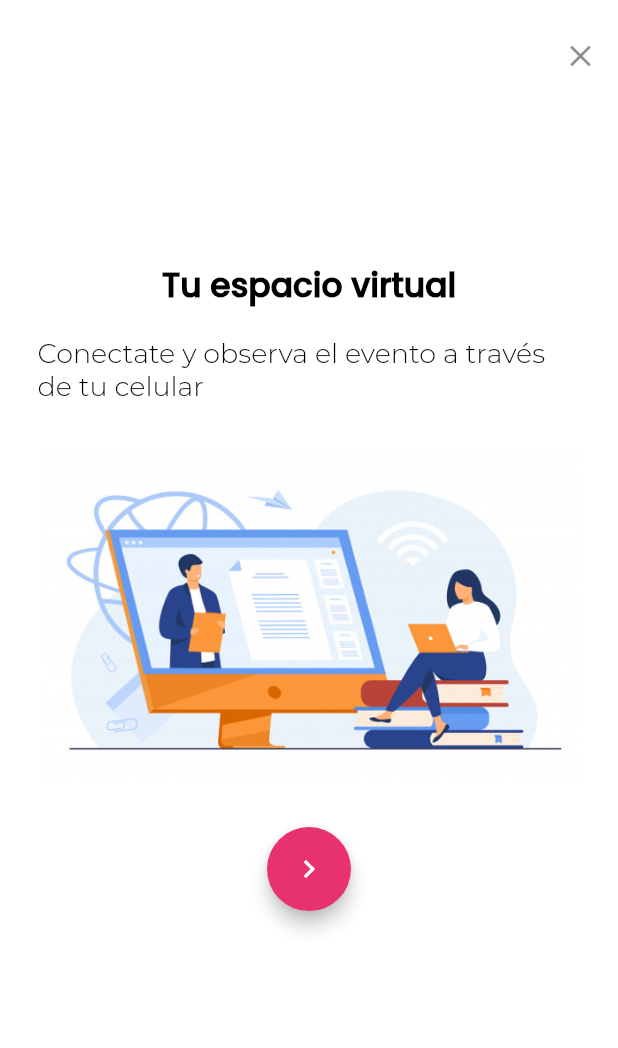
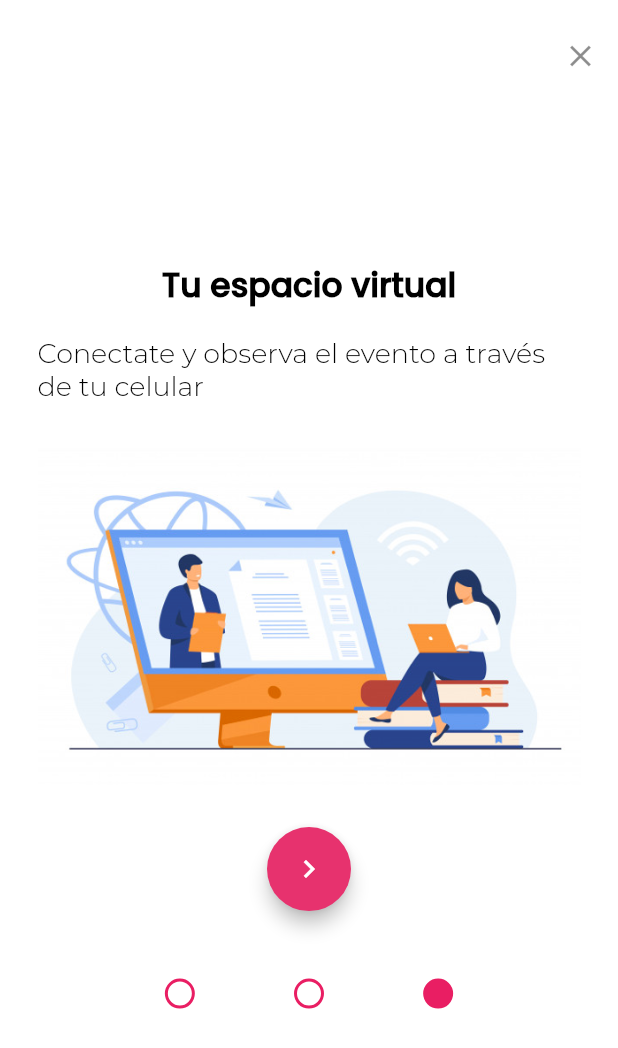
Before and after one commit to sdtorresl/icfesapp, a Flutter app: the screen it shows after launch, swiped to page 4, on a phone screen of 412 x 824 dp. Shown: the top 1048 px of the screen. Run offline on Flutter 3.47's test engine with Material 2 defaults, Android fonts, the light colour scheme and no system bars; drawn by our look-alikes of carousel_slider; our stand-ins replace cached_network_image, flutter_countdown_timer, font_awesome_flutter; missing offline and left inert: vimeoplayer; project files that could hold a hidden picture were left out.

Commit message:
change onboarding

```diff
--- a/lib/common/onboarding1.dart
+++ b/lib/common/onboarding1.dart
@@ -20,6 +20,8 @@ class Onboarding1 extends StatelessWidget {
             _imageContent(context),
             SizedBox(height: 28),
             _lessButton(),
+            SizedBox(height: 35),
+            _lessPoint(context),
           ],
         ),
       ),
@@ -82,3 +84,41 @@ Widget _lessButton() {
     ),
   );
 }
+
+Widget _lessPoint(context) {
+  return Center(
+    child: Container(
+      width: MediaQuery.of(context).size.width * 0.6,
+      child: Row(
+        crossAxisAlignment: CrossAxisAlignment.start,
+        mainAxisAlignment: MainAxisAlignment.spaceBetween,
+        children: <Widget>[
+          Container(
+            height: 20,
+            width: 75,
+            decoration: BoxDecoration(
+              shape: BoxShape.circle,
+              border: Border.all(color: Colors.pink, width: 10),
+            ),
+          ),
+          Container(
+            height: 20,
+            width: 75,
+            decoration: BoxDecoration(
+              shape: BoxShape.circle,
+              border: Border.all(color: Colors.pink, width: 2),
+            ),
+          ),
+          Container(
+            height: 20,
+            width: 75,
+            decoration: BoxDecoration(
+              shape: BoxShape.circle,
+              border: Border.all(color: Colors.pink, width: 2),
+            ),
+          ),
+        ],
+      ),
+    ),
+  );
+}
--- a/lib/common/onboarding2.dart
+++ b/lib/common/onboarding2.dart
@@ -20,6 +20,8 @@ class Onboarding2 extends StatelessWidget {
             _imageContent(context),
             SizedBox(height: 28),
             _lessButton(),
+            SizedBox(height: 35),
+            _lessPoint(context)
           ],
         ),
       ),
@@ -82,3 +84,41 @@ Widget _lessButton() {
     ),
   );
 }
+
+Widget _lessPoint(context) {
+  return Center(
+    child: Container(
+      width: MediaQuery.of(context).size.width * 0.6,
+      child: Row(
+        crossAxisAlignment: CrossAxisAlignment.start,
+        mainAxisAlignment: MainAxisAlignment.spaceBetween,
+        children: <Widget>[
+          Container(
+            height: 20,
+            width: 75,
+            decoration: BoxDecoration(
+              shape: BoxShape.circle,
+              border: Border.all(color: Colors.pink, width: 2),
+            ),
+          ),
+          Container(
+            height: 20,
+            width: 75,
+            decoration: BoxDecoration(
+              shape: BoxShape.circle,
+              border: Border.all(color: Colors.pink, width: 10),
+            ),
+          ),
+          Container(
+            height: 20,
+            width: 75,
+            decoration: BoxDecoration(
+              shape: BoxShape.circle,
+              border: Border.all(color: Colors.pink, width: 2),
+            ),
+          ),
+        ],
+      ),
+    ),
+  );
+}
--- a/lib/common/onboarding3.dart
+++ b/lib/common/onboarding3.dart
@@ -20,6 +20,8 @@ class Onboarding3 extends StatelessWidget {
             _imageContent(context),
             SizedBox(height: 28),
             _lessButton(),
+            SizedBox(height: 35),
+            _lessPoint(context),
           ],
         ),
       ),
@@ -84,3 +86,41 @@ Widget _lessButton() {
     ),
   );
 }
+
+Widget _lessPoint(context) {
+  return Center(
+    child: Container(
+      width: MediaQuery.of(context).size.width * 0.6,
+      child: Row(
+        crossAxisAlignment: CrossAxisAlignment.start,
+        mainAxisAlignment: MainAxisAlignment.spaceBetween,
+        children: <Widget>[
+          Container(
+            height: 20,
+            width: 75,
+            decoration: BoxDecoration(
+              shape: BoxShape.circle,
+              border: Border.all(color: Colors.pink, width: 2),
+            ),
+          ),
+          Container(
+            height: 20,
+            width: 75,
+            decoration: BoxDecoration(
+              shape: BoxShape.circle,
+              border: Border.all(color: Colors.pink, width: 2),
+            ),
+          ),
+          Container(
+            height: 20,
+            width: 75,
+            decoration: BoxDecoration(
+              shape: BoxShape.circle,
+              border: Border.all(color: Colors.pink, width: 10),
+            ),
+          ),
+        ],
+      ),
+    ),
+  );
+}
```
